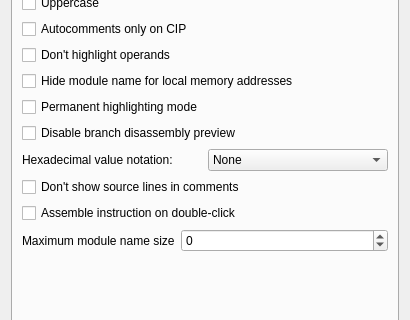
Old version of the form src/gui/Src/Gui/SettingsDialog.ui in the repository x64dbg/x64dbg; both pictures show x 0 to 410 and y 183 to 503 of the 410 by 616 pixel window.
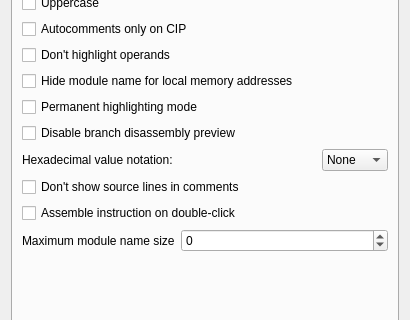
New version of the form. The open tabs and pages were chosen to show the change. Icons and pictures are not drawn.

Commit message: Change size policy of combobox.

```diff
--- a/src/gui/Src/Gui/SettingsDialog.ui
+++ b/src/gui/Src/Gui/SettingsDialog.ui
@@ -766,7 +766,7 @@
          <item>
           <widget class="QComboBox" name="comboValueNotation">
            <property name="sizePolicy">
-            <sizepolicy hsizetype="Preferred" vsizetype="Preferred">
+            <sizepolicy hsizetype="Maximum" vsizetype="Preferred">
              <horstretch>0</horstretch>
              <verstretch>0</verstretch>
             </sizepolicy>
```
